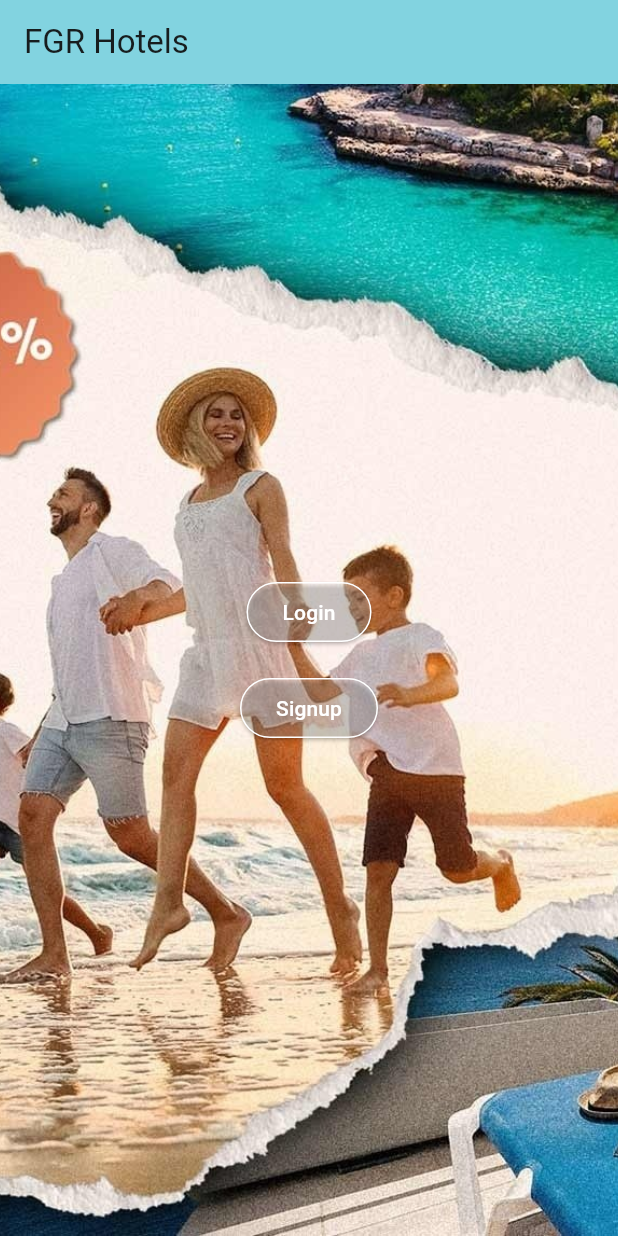
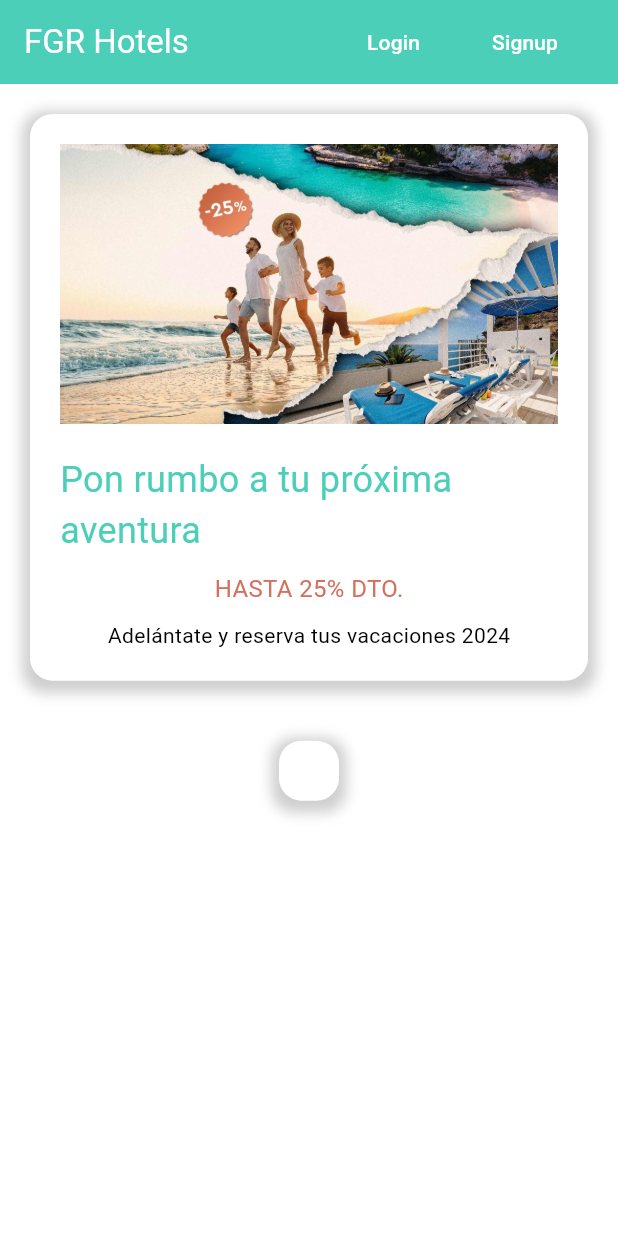
Before and after one commit to frankgimeno3/FGRhotels, a Flutter app: the screen it shows after launch, on a phone screen of 412 x 824 dp. Run offline on Flutter 3.47's test engine with Material 3 defaults, Android fonts, the phone set to English and light mode, and no system bars.

Commit message:
modifico estructura general de la main

```diff
--- a/lib/main.dart
+++ b/lib/main.dart
@@ -3,36 +3,32 @@
 import 'package:fgrhotels/pages/signup_page.dart';
 import 'package:fgrhotels/pages/forgot_password.dart';
 import 'package:fgrhotels/pages/dashboard_page.dart';
+import 'package:flutter/material.dart';
 
 void main() {
   runApp(const MyApp());
 }
 
 class MyApp extends StatelessWidget {
-  const MyApp({super.key});
+  const MyApp({Key? key}) : super(key: key);
 
   @override
   Widget build(BuildContext context) {
     return MaterialApp(
       title: 'FGR Hotels',
       theme: ThemeData(
-        colorScheme: ColorScheme.fromSeed(seedColor: Colors.white),
+        colorScheme: ColorScheme.fromSwatch(primarySwatch: Colors.blue).copyWith(
+          background: Colors.white, // Fondo en blanco
+        ),
         useMaterial3: true,
       ),
-      routes: {
-        '/': (context) => const MyHomePage(title: 'FGR Hotels'),
-        '/login': (context) => LoginPage(),
-        '/signup': (context) => SignupPage(),
-        '/forgot_password': (context) => ForgotPasswordPage(),
-        '/dashboard_page': (context) => DashboardPage(),
-      },
+      home: const MyHomePage(title: 'FGR Hotels'),
     );
   }
 }
 
-
 class MyHomePage extends StatefulWidget {
-  const MyHomePage({super.key, required this.title});
+  const MyHomePage({Key? key, required this.title}) : super(key: key);
 
   final String title;
 
@@ -41,60 +37,118 @@
 }
 
 class _MyHomePageState extends State<MyHomePage> {
-
   @override
   Widget build(BuildContext context) {
     return Scaffold(
       appBar: AppBar(
-        backgroundColor: Theme.of(context).colorScheme.inversePrimary,
-        title: Text(widget.title),
+        backgroundColor: const Color.fromRGBO(75, 207, 185, 1), // Color de la barra superior
+        title: Row(
+          mainAxisAlignment: MainAxisAlignment.center,
+          children: [
+            const Text("FGR Hotels", style: TextStyle(color: Colors.white)),
+            const Spacer(),
+            ElevatedButton(
+              onPressed: () {
+                // Lógica para el botón de login
+              },
+              style: ElevatedButton.styleFrom(
+                primary: const Color.fromRGBO(75, 207, 185, 1),
+                elevation: 0, // Sin sombra
+              ),
+              child: const Text('Login', style: TextStyle(color: Colors.white)),
+            ),
+            ElevatedButton(
+              onPressed: () {
+                // Lógica para el botón de signup
+              },
+              style: ElevatedButton.styleFrom(
+                primary: const Color.fromRGBO(75, 207, 185, 1),
+                elevation: 0, // Sin sombra
+              ),
+              child: const Text('Signup', style: TextStyle(color: Colors.white)),
+            ),
+          ],
+        ),
       ),
-      body: Container(
-        decoration: BoxDecoration(
-          image: DecorationImage(
-            image: AssetImage("assets/images/hero-background.jpg"),
-            fit: BoxFit.cover,
+      body: Column(
+        children: [
+          Container(
+            padding: const EdgeInsets.all(20),
+            margin: const EdgeInsets.all(20),
+            decoration: BoxDecoration(
+              color: Colors.white,
+              borderRadius: BorderRadius.circular(15),
+              boxShadow: [
+                BoxShadow(
+                  color: Colors.grey.withOpacity(0.5),
+                  spreadRadius: 5,
+                  blurRadius: 7,
+                  offset: const Offset(0, 3),
+                ),
+              ],
+            ),
+            child: Column(
+              mainAxisSize: MainAxisSize.min,
+              children: <Widget>[
+                Image.asset("assets/images/hero-background.jpg"), // Tu imagen de fondo
+                const SizedBox(height: 20),
+                Center(
+                  child: const Text(
+                    "Pon rumbo a tu próxima aventura",
+                    style: TextStyle(
+                      fontSize: 24,
+                      color: Color.fromRGBO(75, 207, 185, 1),
+                    ),
+                  ),
+                ),
+                const SizedBox(height: 10),
+                Center(
+                  child: const Text(
+                    "HASTA 25% DTO.",
+                    style: TextStyle(
+                      fontSize: 16,
+                      color: Color.fromARGB(255, 214, 112, 94),
+                    ),
+                  ),
+                ),
+                const SizedBox(height: 10),
+                Center(
+                  child: const Text(
+                    "Adelántate y reserva tus vacaciones 2024",
+                    style: TextStyle(
+                      fontSize: 14,
+                      color: Colors.black,
+                    ),
+                  ),
+                ),
+              ],
+            ),
+
           ),
-        ),
-        child: Center(
-          child: Column(
-            mainAxisAlignment: MainAxisAlignment.center,
-            children: <Widget>[
-              _buildMenuButton('Login'),
-              _buildMenuButton('Signup'),
-            ],
+          Container(
+            padding: const EdgeInsets.all(20),
+            margin: const EdgeInsets.all(20),
+            decoration: BoxDecoration(
+               color: Colors.white,
+              borderRadius: BorderRadius.circular(15),
+              boxShadow: [
+                BoxShadow(
+                  color: Colors.grey.withOpacity(0.5),
+                  spreadRadius: 5,
+                  blurRadius: 7,
+                  offset: const Offset(0, 3),
+                ),
+              ],
+            ),
+            child: Column(
+              children: [
+                // Aquí puedes agregar tus elementos de búsqueda y fechas
+                // Por ejemplo, TextField, DatePicker, y un botón de búsqueda
+              ],
+            ),
           ),
-        ),
+        ],
       ),
     );
   }
-
-  Widget _buildMenuButton(String title) {
-    return Container(
-      margin: const EdgeInsets.all(8.0),
-      child: ElevatedButton(
-        style: ElevatedButton.styleFrom(
-          primary: Colors.white.withOpacity(0.2),
-          onPrimary: Colors.white,
-          shape: RoundedRectangleBorder(
-            borderRadius: BorderRadius.circular(30.0),
-          ),
-          side: BorderSide(color: Colors.white),
-        ),
-        onPressed: () {
-          switch (title) {
-            case 'Login':
-              Navigator.push(context, MaterialPageRoute(builder: (context) => LoginPage()));
-              break;
-            case 'Signup':
-              Navigator.push(context, MaterialPageRoute(builder: (context) => SignupPage()));
-              break;
-          }
-        },
-        child: Text(title),
-      ),
-    );
-  }
-
-
 }
```
